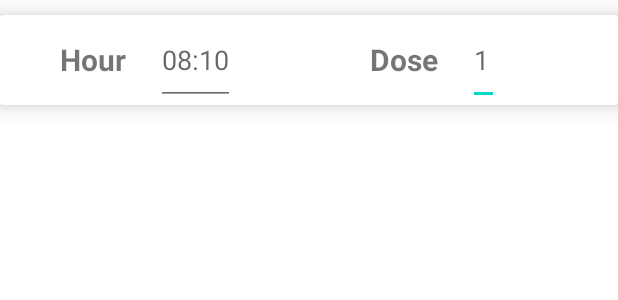
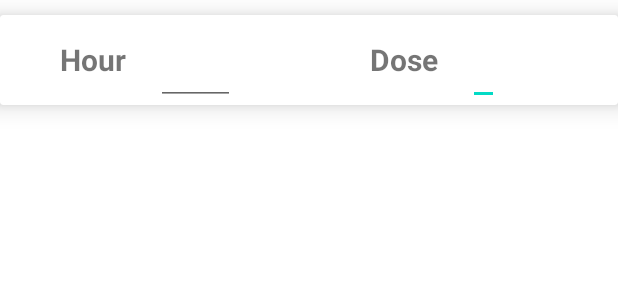
Before and after one commit to joaodiogo10/IHC_Project, an Android app: the layout add_medication_hour_dose.xml on its own in the app's theme, with its tools: preview values and no code run, on a phone screen of 412 x 824 dp. Shown: the top 300 px of the screen. Run offline under Robolectric (Android 15) with nearby library versions, the phone set to English and light mode, and no system bars.

Commit message:
hint fixed

```diff
--- a/app/src/main/res/layout/add_medication_hour_dose.xml
+++ b/app/src/main/res/layout/add_medication_hour_dose.xml
@@ -29,11 +29,12 @@
             android:id="@+id/editHour"
             android:layout_width="wrap_content"
             android:layout_height="match_parent"
+            android:hint="08:10"
+            android:textColorHint="@color/white"
             android:layout_centerVertical="true"
             android:layout_marginLeft="20dp"
             android:layout_toRightOf="@id/txtHour"
             android:focusableInTouchMode="false"
-            android:hint="08:10"
             android:inputType="time" />
 
         <TextView
@@ -52,10 +53,11 @@
             android:id="@+id/editDose"
             android:layout_width="wrap_content"
             android:layout_height="match_parent"
+            android:hint="1"
+            android:textColorHint="@color/white"
             android:layout_centerVertical="true"
             android:layout_marginLeft="20dp"
             android:layout_toRightOf="@id/txtDose"
-            android:hint="1"
             android:inputType="number" />
     </RelativeLayout>
 
```
